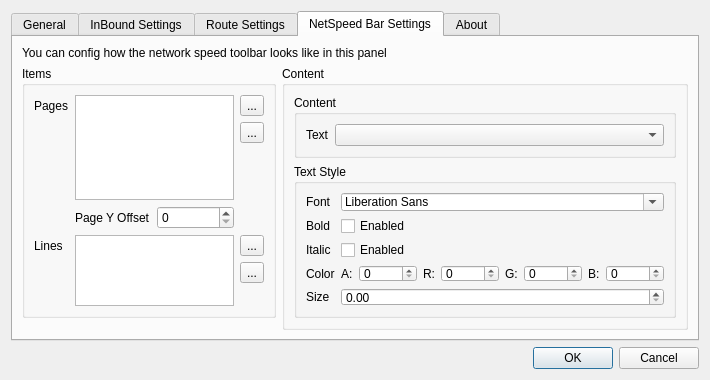
The window that src/ui/w_PrefrencesWindow.ui (darsvador/qvssr) describes before a commit, drawn with Qt 5.
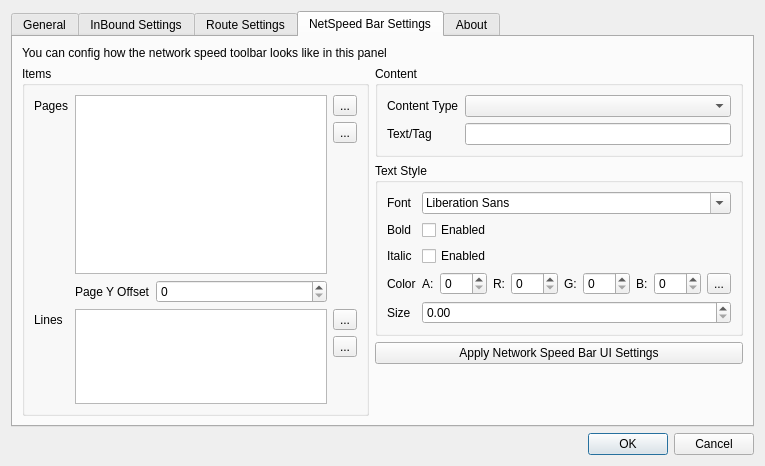
The same window after the commit. Icons and pictures are not drawn.

Commit message: [add] Added Windows NetSpeed Bar Support, See #69

Patch:
```diff
--- a/src/ui/w_PrefrencesWindow.ui
+++ b/src/ui/w_PrefrencesWindow.ui
@@ -6,8 +6,8 @@
    <rect>
     <x>0</x>
     <y>0</y>
-    <width>710</width>
-    <height>380</height>
+    <width>765</width>
+    <height>466</height>
    </rect>
   </property>
   <property name="minimumSize">
@@ -494,13 +494,16 @@
       <attribute name="title">
        <string>NetSpeed Bar Settings</string>
       </attribute>
-      <layout class="QGridLayout" name="gridLayout_3" columnstretch="5,8">
-       <item row="1" column="1" rowspan="3">
-        <widget class="QGroupBox" name="groupBox_4">
-         <property name="title">
-          <string>Content</string>
+      <layout class="QGridLayout" name="gridLayout_3" columnstretch="5,0">
+       <item row="0" column="0" colspan="2">
+        <widget class="QLabel" name="label_33">
+         <property name="text">
+          <string>You can config how the network speed toolbar looks like in this panel</string>
          </property>
-         <layout class="QVBoxLayout" name="verticalLayout_4">
+        </widget>
+       </item>
+       <item row="1" column="1">
+        <layout class="QVBoxLayout" name="verticalLayout_5">
           <item>
            <widget class="QGroupBox" name="groupBox_5">
             <property name="title">
@@ -510,13 +513,23 @@
              <item row="0" column="0">
               <widget class="QLabel" name="label_44">
                <property name="text">
-                <string>Text</string>
+               <string>Content Type</string>
                </property>
               </widget>
              </item>
              <item row="0" column="1">
               <widget class="QComboBox" name="nsBarContentCombo"/>
              </item>
+            <item row="1" column="0">
+             <widget class="QLabel" name="label_31">
+              <property name="text">
+               <string>Text/Tag</string>
+              </property>
+             </widget>
+            </item>
+            <item row="1" column="1">
+             <widget class="QLineEdit" name="nsBarTagTxt"/>
+            </item>
             </layout>
            </widget>
           </item>
@@ -572,7 +585,7 @@
               </widget>
              </item>
              <item row="3" column="1">
-              <layout class="QHBoxLayout" name="horizontalLayout_11" stretch="0,1,0,1,0,1,0,1">
+             <layout class="QHBoxLayout" name="horizontalLayout_11" stretch="0,1,0,1,0,1,0,1,0">
                <item>
                 <widget class="QLabel" name="label_40">
                  <property name="text">
@@ -629,6 +642,13 @@
                  </property>
                 </widget>
                </item>
+              <item>
+               <widget class="QToolButton" name="chooseColorBtn">
+                <property name="text">
+                 <string>...</string>
+                </property>
+               </widget>
+              </item>
               </layout>
              </item>
              <item row="4" column="0">
@@ -645,34 +665,20 @@
            </widget>
           </item>
           <item>
-           <spacer name="verticalSpacer_2">
-            <property name="orientation">
-             <enum>Qt::Vertical</enum>
-            </property>
-            <property name="sizeHint" stdset="0">
-             <size>
-              <width>20</width>
-              <height>23</height>
-             </size>
-            </property>
-           </spacer>
-          </item>
-         </layout>
-        </widget>
-       </item>
-       <item row="0" column="0" colspan="2">
-        <widget class="QLabel" name="label_33">
+          <widget class="QPushButton" name="applyNSBarSettingsBtn">
          <property name="text">
-          <string>You can config how the network speed toolbar looks like in this panel</string>
+            <string>Apply Network Speed Bar UI Settings</string>
          </property>
         </widget>
        </item>
-       <item row="1" column="0">
+        </layout>
+       </item>
+       <item row="1" column="0" rowspan="9">
         <widget class="QGroupBox" name="groupBox_6">
          <property name="title">
           <string>Items</string>
          </property>
-         <layout class="QGridLayout" name="gridLayout_2" rowstretch="2,2,3,2,1,1,1">
+         <layout class="QGridLayout" name="gridLayout_2" rowstretch="2,2,3,2,1,1,1" columnstretch="0,0,1,0">
           <item row="1" column="3">
            <widget class="QToolButton" name="nsBarPageDelBTN">
             <property name="text">
```
Lines whose indentation alone changed are shown as unchanged. The commit also changes 14 other files.
